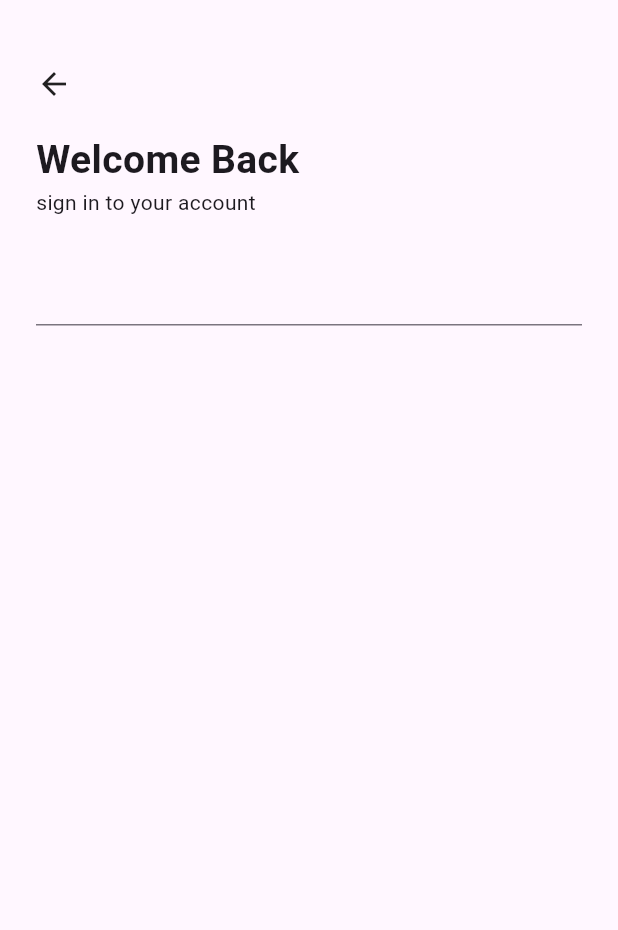
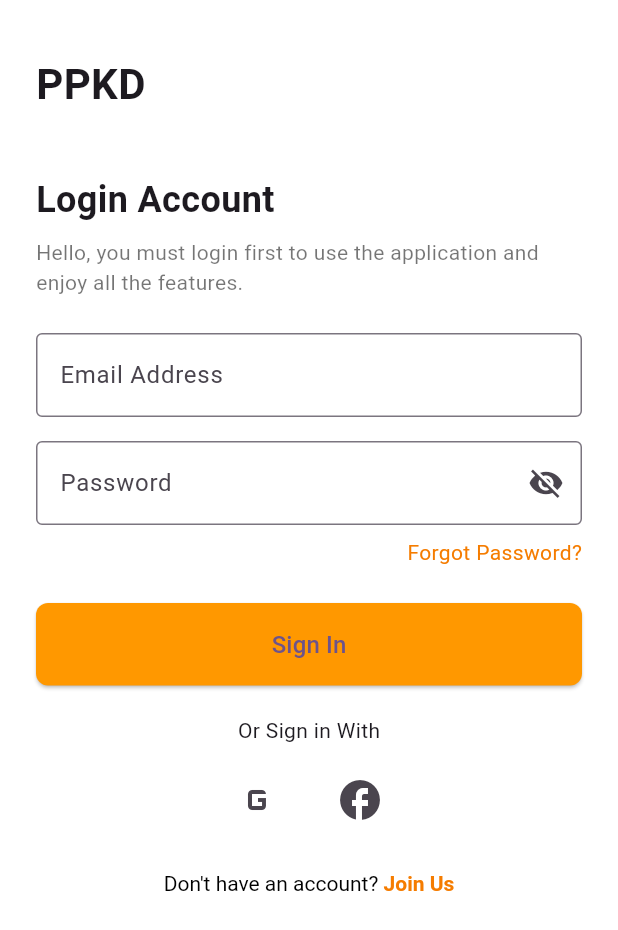
Before and after one commit to masithagaluh27/PPKD-Masitha-Flutter, a Flutter app: the screen it shows after launch, on a phone screen of 412 x 824 dp. Shown: the top 930 px of the screen. Run offline on Flutter 3.47's test engine with Material 3 defaults, Android fonts, the phone set to English and light mode, and no system bars.

Commit message:
tugas 6 flutter

```diff
--- a/ppkd_flutter_masitha/lib/main.dart
+++ b/ppkd_flutter_masitha/lib/main.dart
@@ -1,4 +1,5 @@
 import 'package:flutter/material.dart';
+import 'package:ppkd_flutter_masitha/meet_6/contohlain.dart';
 import 'package:ppkd_flutter_masitha/meet_6/tugas_6_flutter.dart';
 // import 'package:ppkd_flutter_masitha/meet_2/contoh.dart';
 // import 'package:ppkd_flutter_masit
@@ -22,7 +23,7 @@ class MyApp extends StatelessWidget {
           seedColor: const Color.fromARGB(255, 197, 147, 253),
         ),
       ),
-      home: TugasEnamFlutter(),
+      home: LoginPage(),
     );
   }
 }
--- /dev/null
+++ b/ppkd_flutter_masitha/lib/meet_6/contohlain.dart
@@ -0,0 +1,143 @@
+import 'package:flutter/material.dart';
+
+void main() {
+  runApp(LoginApp());
+}
+
+class LoginApp extends StatelessWidget {
+  @override
+  Widget build(BuildContext context) {
+    return MaterialApp(debugShowCheckedModeBanner: false, home: LoginPage());
+  }
+}
+
+class LoginPage extends StatelessWidget {
+  const LoginPage({super.key});
+
+  @override
+  Widget build(BuildContext context) {
+    return Scaffold(
+      backgroundColor: Colors.white,
+      body: SafeArea(
+        child: SingleChildScrollView(
+          padding: const EdgeInsets.symmetric(horizontal: 24, vertical: 36),
+          child: Column(
+            crossAxisAlignment: CrossAxisAlignment.start,
+            children: [
+              const Text(
+                'PPKD',
+                style: TextStyle(fontSize: 28, fontWeight: FontWeight.bold),
+              ),
+              const SizedBox(height: 40),
+              const Text(
+                'Login Account',
+                style: TextStyle(fontSize: 24, fontWeight: FontWeight.bold),
+              ),
+              const SizedBox(height: 8),
+              const Text(
+                'Hello, you must login first to use the application and enjoy all the features.',
+                style: TextStyle(fontSize: 14, color: Colors.black54),
+              ),
+              const SizedBox(height: 24),
+
+              // Email TextField
+              const CustomTextField(label: 'Email Address'),
+
+              const SizedBox(height: 16),
+
+              // Password TextField
+              const CustomTextField(label: 'Password', isPassword: true),
+
+              const SizedBox(height: 8),
+              Align(
+                alignment: Alignment.centerRight,
+                child: Text(
+                  'Forgot Password?',
+                  style: TextStyle(color: Colors.orange.shade700),
+                ),
+              ),
+
+              const SizedBox(height: 24),
+              SizedBox(
+                width: double.infinity,
+                child: ElevatedButton(
+                  onPressed: () {},
+                  style: ElevatedButton.styleFrom(
+                    backgroundColor: Colors.orange,
+                    padding: const EdgeInsets.symmetric(vertical: 16),
+                    shape: RoundedRectangleBorder(
+                      borderRadius: BorderRadius.circular(8),
+                    ),
+                  ),
+                  child: const Text('Sign In', style: TextStyle(fontSize: 16)),
+                ),
+              ),
+
+              const SizedBox(height: 20),
+              const Center(child: Text('Or Sign in With')),
+
+              const SizedBox(height: 12),
+              Row(
+                mainAxisAlignment: MainAxisAlignment.center,
+                children: [
+                  IconButton(
+                    icon: const Icon(Icons.g_mobiledata, size: 32),
+                    onPressed: () {},
+                  ),
+                  const SizedBox(width: 20),
+                  IconButton(
+                    icon: const Icon(Icons.facebook, size: 32),
+                    onPressed: () {},
+                  ),
+                ],
+              ),
+
+              const SizedBox(height: 24),
+              Center(
+                child: RichText(
+                  text: TextSpan(
+                    style: const TextStyle(color: Colors.black),
+                    children: [
+                      const TextSpan(text: "Don't have an account? "),
+                      TextSpan(
+                        text: "Join Us",
+                        style: TextStyle(
+                          color: Colors.orange.shade700,
+                          fontWeight: FontWeight.bold,
+                        ),
+                      ),
+                    ],
+                  ),
+                ),
+              ),
+            ],
+          ),
+        ),
+      ),
+    );
+  }
+}
+
+// Custom text field widget to reuse
+class CustomTextField extends StatelessWidget {
+  final String label;
+  final bool isPassword;
+
+  const CustomTextField({
+    super.key,
+    required this.label,
+    this.isPassword = false,
+  });
+
+  @override
+  Widget build(BuildContext context) {
+    return TextField(
+      obscureText: isPassword,
+      decoration: InputDecoration(
+        labelText: label,
+        border: const OutlineInputBorder(),
+        suffixIcon: isPassword ? const Icon(Icons.visibility_off) : null,
+      ),
+    );
+  }
+}
```
